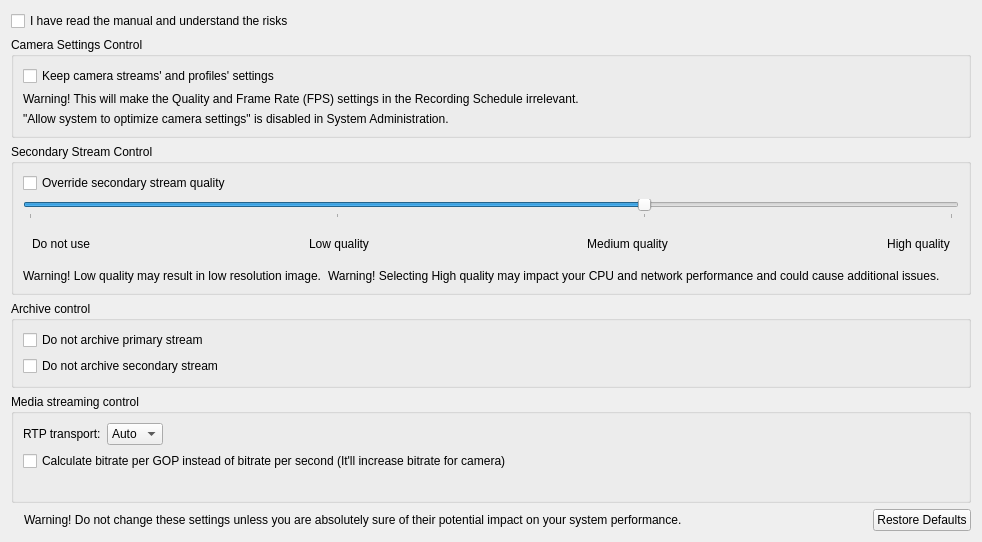
Above: client/src/ui/widgets/properties/expert_settings_widget.ui from networkoptix/nx_open before the change. Below: the same form after it.
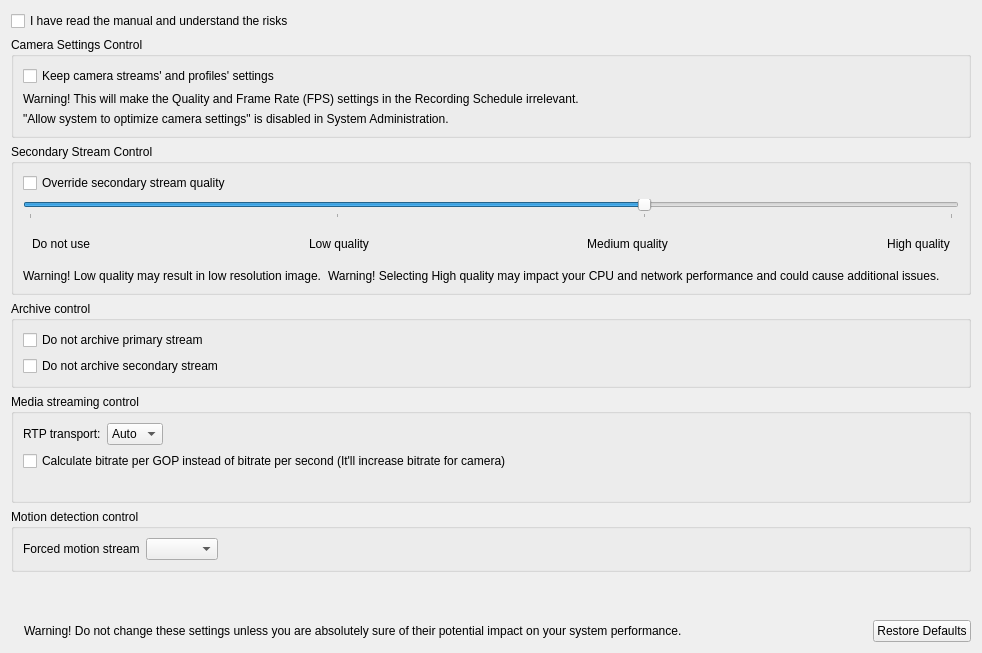
That is the form after the change. Icons and pictures are not drawn.

Commit message:
## Expert setting for resolution independent motion detection.
<==== Mercurial data ====>
Branch: x_VMS_anyway_md

What changed in the file:
```diff
--- a/client/src/ui/widgets/properties/expert_settings_widget.ui
+++ b/client/src/ui/widgets/properties/expert_settings_widget.ui
@@ -7,7 +7,7 @@
     <x>0</x>
     <y>0</y>
     <width>982</width>
-    <height>514</height>
+    <height>653</height>
    </rect>
   </property>
   <layout class="QVBoxLayout" name="verticalLayout_5">
@@ -342,6 +342,45 @@
         </layout>
        </widget>
       </item>
+      <item>
+       <widget class="QGroupBox" name="groupBoxMotionDetection">
+        <property name="title">
+         <string>Motion detection control</string>
+        </property>
+        <layout class="QVBoxLayout" name="verticalLayout_7">
+         <item>
+          <layout class="QHBoxLayout" name="horizontalLayout_6">
+           <property name="sizeConstraint">
+            <enum>QLayout::SetNoConstraint</enum>
+           </property>
+           <item>
+            <widget class="QLabel" name="labelForcedMotionStream">
+             <property name="text">
+              <string>Forced motion stream</string>
+             </property>
+            </widget>
+           </item>
+           <item>
+            <widget class="QComboBox" name="comboBoxForcedMotionStream"/>
+           </item>
+           <item>
+            <spacer name="horizontalSpacer_7">
+             <property name="orientation">
+              <enum>Qt::Horizontal</enum>
+             </property>
+             <property name="sizeHint" stdset="0">
+              <size>
+               <width>40</width>
+               <height>20</height>
+              </size>
+             </property>
+            </spacer>
+           </item>
+          </layout>
+         </item>
+        </layout>
+       </widget>
+      </item>
       <item>
        <spacer name="verticalSpacer">
         <property name="orientation">
```
The commit also changes 1 other file.
